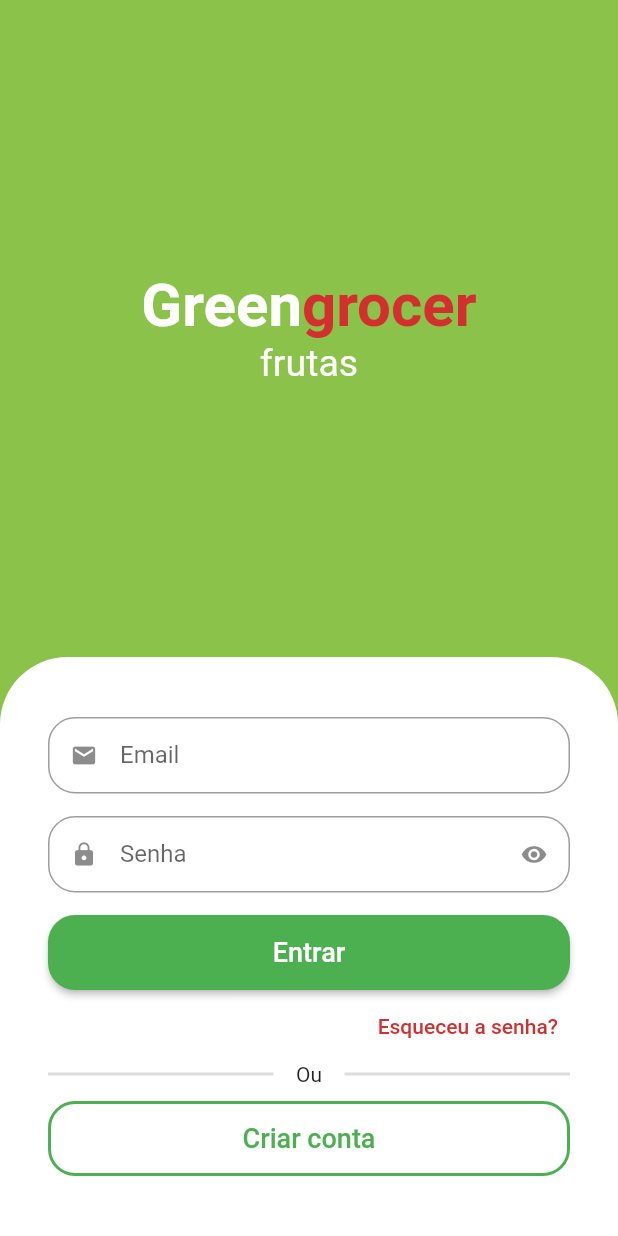
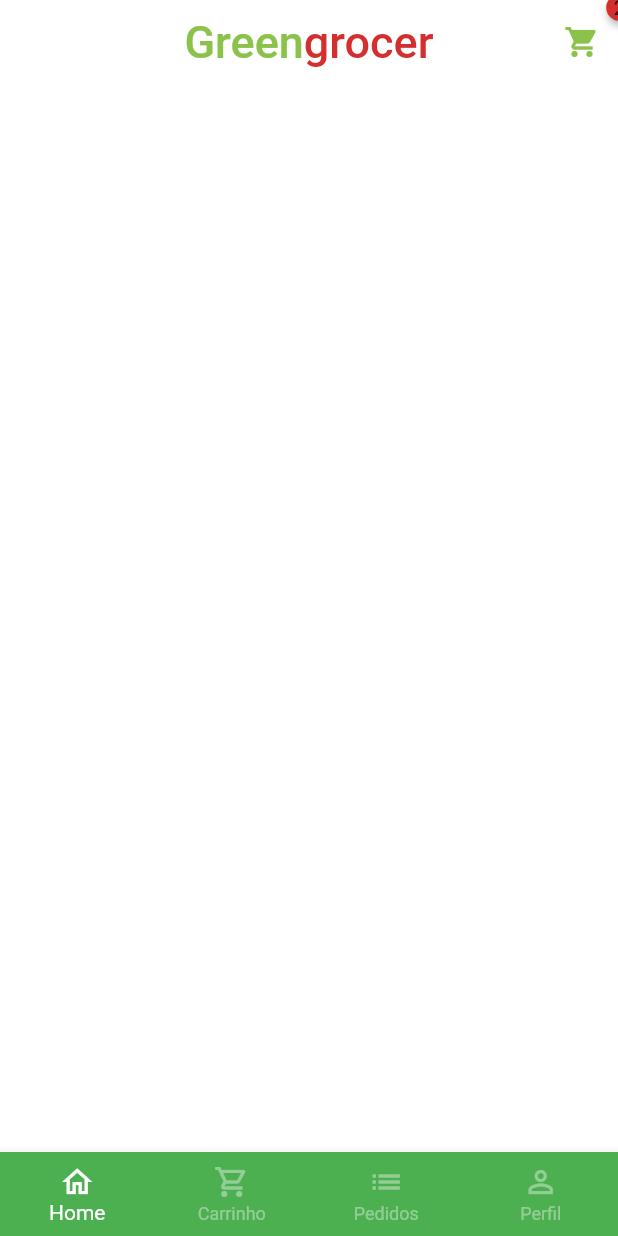
Before and after one commit to jailtonmendes/flutter-loja-virtual-greengrocer, a Flutter app: the screen it shows after launch, after a tap on "Entrar", on a phone screen of 412 x 824 dp. Run offline on Flutter 3.47's test engine with Material 2 defaults, Android fonts, the phone set to English and light mode, and no system bars; drawn by our look-alikes of animated_text_kit, badges; our stand-ins replace mask_text_input_formatter.

Commit message:
Criação da BottomNavigator
criado a página Home.

```diff
--- a/greengrocer/lib/main.dart
+++ b/greengrocer/lib/main.dart
@@ -14,6 +14,7 @@ class MyApp extends StatelessWidget {
       title: 'Flutter Demo',
       theme: ThemeData(
         primarySwatch: Colors.green,
+        scaffoldBackgroundColor: Colors.white.withAlpha(190),
       ),
       debugShowCheckedModeBanner: false,
       home: const SignInScreen(),
--- a/greengrocer/lib/src/auth/sign_in_screen.dart
+++ b/greengrocer/lib/src/auth/sign_in_screen.dart
@@ -4,6 +4,7 @@ import 'package:animated_text_kit/animated_text_kit.dart';
 import 'package:flutter/material.dart';
 import 'package:greengrocer/src/auth/components/custom_text_field.dart';
 import 'package:greengrocer/src/auth/sign_up_screen.dart';
+import 'package:greengrocer/src/base/base_screen.dart';
 import 'package:greengrocer/src/config/custom.colors.dart';
 
 class SignInScreen extends StatelessWidget {
@@ -96,7 +97,13 @@ class SignInScreen extends StatelessWidget {
                             borderRadius: BorderRadius.circular(18),
                           ),
                         ),
-                        onPressed: () {},
+                        onPressed: () {
+                          Navigator.of(context).pushReplacement(
+                            MaterialPageRoute(
+                              builder: (context) => BaseScreen(),
+                            ),
+                          );
+                        },
                         child: const Text(
                           'Entrar',
                           style: TextStyle(
--- /dev/null
+++ b/greengrocer/lib/src/base/base_screen.dart
@@ -0,0 +1,61 @@
+import 'package:flutter/material.dart';
+import 'package:greengrocer/src/home/home_tab.dart';
+
+class BaseScreen extends StatefulWidget {
+  BaseScreen({Key? key}) : super(key: key);
+
+  @override
+  State<BaseScreen> createState() => _BaseScreenState();
+}
+
+class _BaseScreenState extends State<BaseScreen> {
+  int currentIndex = 0;
+  final pageController = PageController();
+
+  @override
+  Widget build(BuildContext context) {
+    return Scaffold(
+      body: PageView(
+        physics: NeverScrollableScrollPhysics(),
+        controller: pageController,
+        children: [
+          HomeTab(),
+          Container(color: Colors.yellow),
+          Container(color: Colors.blue),
+          Container(color: Colors.purple),
+        ],
+      ),
+      bottomNavigationBar: BottomNavigationBar(
+        currentIndex: currentIndex,
+        onTap: (index) {
+          setState(() {
+            currentIndex = index;
+            pageController.jumpToPage(index);
+          });
+        },
+        type: BottomNavigationBarType.fixed,
+        backgroundColor: Colors.green,
+        selectedItemColor: Colors.white,
+        unselectedItemColor: Colors.white.withAlpha(100),
+        items: [
+          BottomNavigationBarItem(
+            icon: Icon(Icons.home_outlined),
+            label: 'Home',
+          ),
+          BottomNavigationBarItem(
+            icon: Icon(Icons.shopping_cart_outlined),
+            label: 'Carrinho',
+          ),
+          BottomNavigationBarItem(
+            icon: Icon(Icons.list),
+            label: 'Pedidos',
+          ),
+          BottomNavigationBarItem(
+            icon: Icon(Icons.person_outline),
+            label: 'Perfil',
+          ),
+        ],
+      ),
+    );
+  }
+}
--- /dev/null
+++ b/greengrocer/lib/src/home/home_tab.dart
@@ -0,0 +1,57 @@
+import 'package:badges/badges.dart';
+import 'package:flutter/material.dart';
+import 'package:greengrocer/src/config/custom.colors.dart';
+
+class HomeTab extends StatelessWidget {
+  const HomeTab({Key? key}) : super(key: key);
+
+  @override
+  Widget build(BuildContext context) {
+    return Scaffold(
+      //AppBar
+      appBar: AppBar(
+        centerTitle: true,
+        backgroundColor: Colors.transparent,
+        elevation: 0,
+        title: Text.rich(
+          style: TextStyle(
+            fontSize: 30,
+          ),
+          TextSpan(
+            children: [
+              TextSpan(
+                text: 'Green',
+                style: TextStyle(
+                  color: CustomColors.customSwatchColor,
+                ),
+              ),
+              TextSpan(
+                text: 'grocer',
+                style: TextStyle(
+                  color: CustomColors.customContrastColor,
+                ),
+              ),
+            ],
+          ),
+        ),
+        actions: [
+          Badge(
+            badgeColor: CustomColors.customContrastColor,
+            badgeContent: Text('2'),
+            child: IconButton(
+              onPressed: () {},
+              icon: Icon(Icons.shopping_cart),
+              color: CustomColors.customSwatchColor,
+            ),
+          ),
+        ],
+      ),
+
+      //Campo de pesquisa
+
+      //Categorias
+
+      //Grid
+    );
+  }
+}
--- a/greengrocer/pubspec.yaml
+++ b/greengrocer/pubspec.yaml
@@ -36,6 +36,7 @@ dependencies:
   cupertino_icons: ^1.0.2
   animated_text_kit: ^4.2.2
   mask_text_input_formatter: ^2.3.0
+  badges: ^2.0.3
 
 dev_dependencies:
   flutter_test:
```
Also changed, not shown: greengrocer/pubspec.lock.
